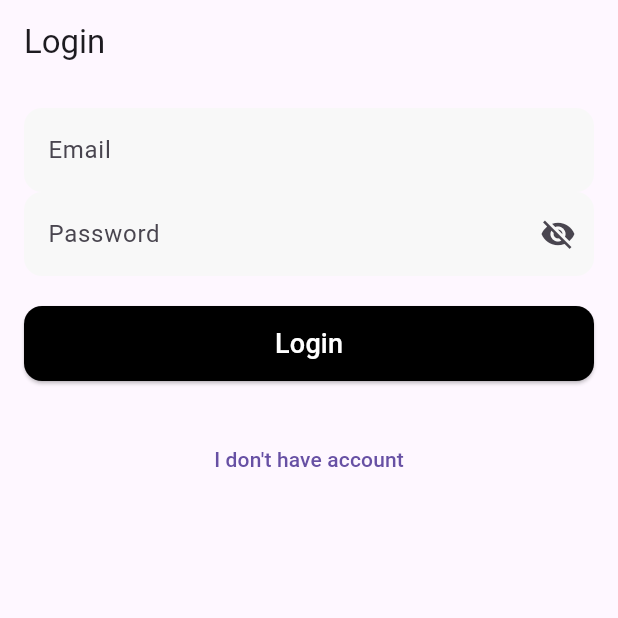
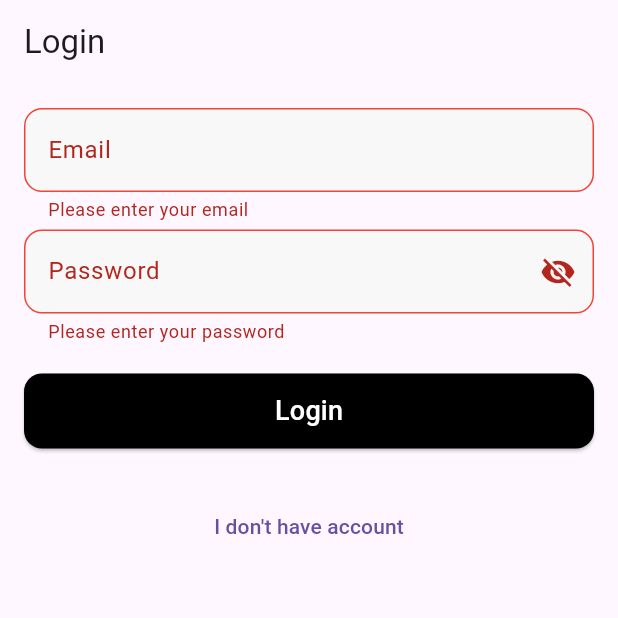
Before and after one commit to muzaffarxoja/auth_fire, a Flutter app: the screen it shows after launch, after a tap on "Login", on a phone screen of 412 x 824 dp, the top half of it. Run offline on Flutter 3.47's test engine with Material 3 defaults, Android fonts, the phone set to English and light mode, and no system bars; our stand-ins replace firebase_auth, firebase_core, go_router; missing offline and left inert: flutter_regex; accounts and stored records are empty.

Commit message:
before change

```diff
--- /dev/null
+++ b/devtools_options.yaml
@@ -0,0 +1,3 @@
+description: This file stores settings for Dart & Flutter DevTools.
+documentation: https://docs.flutter.dev/tools/devtools/extensions#configure-extension-enablement-states
+extensions:
--- a/lib/views/login_view.dart
+++ b/lib/views/login_view.dart
@@ -28,9 +28,11 @@ class _LoginViewState extends State<LoginView> {
   Widget build(BuildContext context) {
     return Scaffold(
       appBar: AppBar(title: Text('Login')),
-      body: Padding(
-        padding: const EdgeInsets.all(16.0),
-        child: Form(
+      body: StreamBuilder<User?>(
+        stream: FirebaseAuth.instance.authStateChanges(),
+        builder: (context, snapshot) => Padding(
+            padding: const EdgeInsets.all(16.0),
+            child: Form(
               key: _formKey,
               child: Column(
                 children: [
@@ -48,6 +50,7 @@ class _LoginViewState extends State<LoginView> {
                       return null;
                     },
                   ),
+                  const SizedBox(height: 5),
                   CustomPasswordField(
                     controller: passwordController,
                     labelText: 'Password',
@@ -60,9 +63,13 @@ class _LoginViewState extends State<LoginView> {
                   ),
                   const SizedBox(height: 20),
                   CustomElevatedButton(
-                          onPressed: signIn,
-                          text: 'Login',
-                        ),
+                    onPressed: () {
+                      if (_formKey.currentState!.validate()) {
+                        signIn();
+                      }
+                    },
+                    text: 'Login',
+                  ),
                   const SizedBox(height: 28),
                   TextButton(
                       onPressed: () => context.push(register_page),
@@ -71,7 +78,8 @@ class _LoginViewState extends State<LoginView> {
                 ],
               ),
             ),
-        ),
+          )
+      ),
     );
   }
 
```
